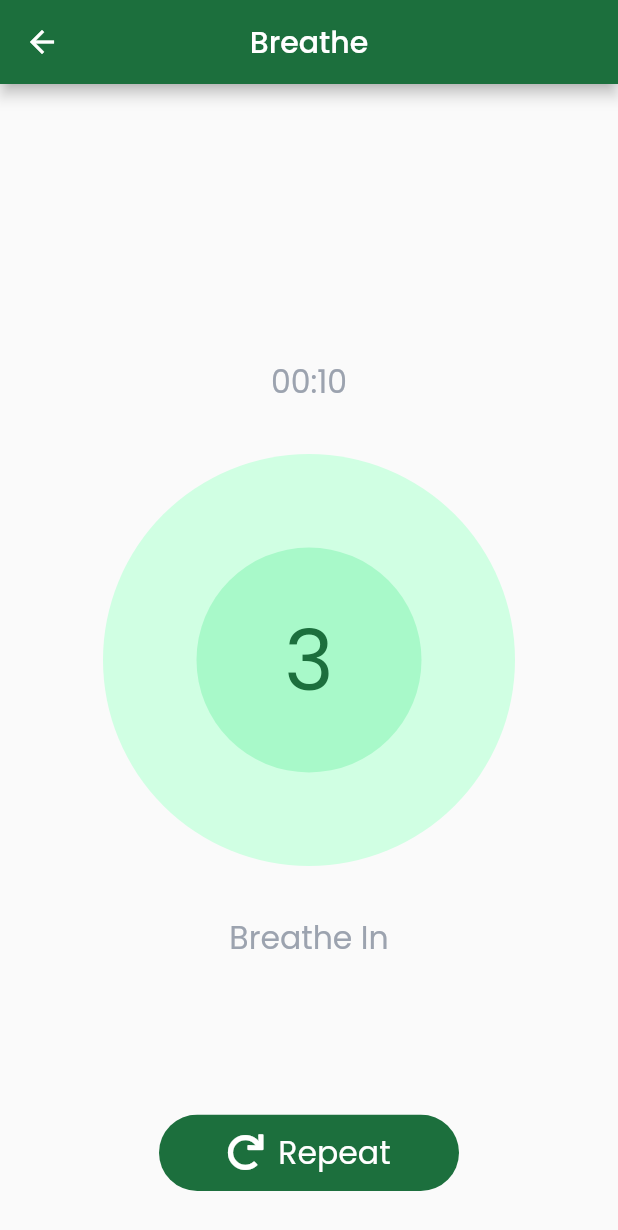
After one commit to thamizhema/quit_smoking-app, a Flutter app: the Breathe screen opened directly, after a tap on an icon or button, on a phone screen of 412 x 824 dp. The commit adds this screen. Shown: the top 1230 px of the screen. Run offline on Flutter 3.47's test engine with Material 2 defaults, Android fonts, the phone set to English and light mode, and no system bars; our stand-ins replace audioplayers, cloud_firestore, curved_navigation_bar, firebase_auth, firebase_core, flutter_switch and 9 more; missing offline and left inert: flutter_facebook_auth; accounts and stored records are empty.

Commit message:
breathe completed

```diff
--- /dev/null
+++ b/lib/Dashbord/Health_and_Wellness/Breathe/breath_timer.dart
@@ -0,0 +1,93 @@
+import 'dart:async';
+
+import 'package:flutter/material.dart';
+import 'package:font_awesome_flutter/font_awesome_flutter.dart';
+import 'package:quit_smoking/Common/colors.dart';
+import 'package:velocity_x/velocity_x.dart';
+
+class BreatheTimer extends StatefulWidget {
+  const BreatheTimer({Key? key}) : super(key: key);
+
+  @override
+  _BreatheTimerState createState() => _BreatheTimerState();
+}
+
+class _BreatheTimerState extends State<BreatheTimer> {
+  double width = 100;
+  double height = 100;
+  @override
+  @override
+  Widget build(BuildContext context) {
+    return Scaffold(
+      appBar: AppBar(
+        centerTitle: true,
+        title: 'Breathe'.text.make(),
+      ),
+      body: SafeArea(
+          child: Stack(
+        alignment: Alignment.center,
+        children: [
+          Center(
+            child: Container(
+              width: context.screenWidth / 1.5,
+              height: context.screenWidth / 1.5,
+              decoration: BoxDecoration(
+                color: Color(0xffD0FFE3),
+                borderRadius: BorderRadius.circular(300),
+              ),
+            ),
+          ),
+          Center(
+            child: Container(
+              width: 150,
+              height: 150,
+              decoration: BoxDecoration(
+                color: Color(0xffA8F9C9),
+                borderRadius: BorderRadius.circular(300),
+              ),
+              child: '3'.text.xl6.color(OurColors.mainColor).makeCentered(),
+            ),
+          ),
+          '00:10'
+              .text
+              .xl2
+              .coolGray400
+              .makeCentered()
+              .positioned(top: context.screenHeight / 4.5),
+          'Breathe In'
+              .text
+              .xl2
+              .coolGray400
+              .makeCentered()
+              .positioned(bottom: context.screenHeight / 4.5),
+          Positioned(
+            bottom: 30,
+            child: ClipRRect(
+              borderRadius: BorderRadius.circular(50),
+              child: Material(
+                color: OurColors.mainColor,
+                child: Container(
+                  padding: EdgeInsets.symmetric(horizontal: 0, vertical: 10),
+                  width: 200,
+                  child: Row(
+                    mainAxisAlignment: MainAxisAlignment.center,
+                    children: [
+                      const Icon(
+                        FontAwesomeIcons.redo,
+                        color: Colors.white,
+                      ),
+                      const SizedBox(
+                        width: 10,
+                      ),
+                      'Repeat'.text.white.xl2.make(),
+                    ],
+                  ).onInkTap(() {}),
+                ),
+              ),
+            ),
+          )
+        ],
+      )),
+    );
+  }
+}
--- /dev/null
+++ b/lib/Dashbord/Health_and_Wellness/Breathe/breathe.dart
@@ -0,0 +1,80 @@
+import 'package:flutter/material.dart';
+import 'package:font_awesome_flutter/font_awesome_flutter.dart';
+import 'package:get/get.dart';
+import 'package:quit_smoking/Dashbord/Health_and_Wellness/Breathe/breath_timer.dart';
+import 'package:quit_smoking/Dashbord/Health_and_Wellness/Breathe/breathe_types.dart';
+import 'package:velocity_x/velocity_x.dart';
+
+class Breathe extends StatelessWidget {
+  const Breathe({Key? key}) : super(key: key);
+
+  @override
+  Widget build(BuildContext context) {
+    return Scaffold(
+      appBar: AppBar(
+        centerTitle: true,
+        title: const Text('Breathe'),
+      ),
+      body: SafeArea(
+        child: Container(
+          width: context.screenWidth,
+          color: Colors.white,
+          child: Column(
+            mainAxisAlignment: MainAxisAlignment.center,
+            children: [
+              Row(
+                mainAxisAlignment: MainAxisAlignment.center,
+                children: [
+                  BreatheType(
+                    icon: FontAwesomeIcons.equals,
+                    title: 'Equal\nBreathing',
+                    subtitle: 'Equal Breathing helps you to relax and focus.',
+                    color: const Color(0xffE4FFEF),
+                    onPressed: () {
+                      Get.to(BreatheTimer());
+                    },
+                  ),
+                  const SizedBox(width: 22),
+                  BreatheType(
+                    icon: FontAwesomeIcons.square,
+                    title: 'Box\nBreathing',
+                    subtitle: 'Equal Breathing helps you to relax and focus.',
+                    color: const Color(0xffE4FDFF),
+                    onPressed: () {
+                      Get.to(BreatheTimer());
+                    },
+                  ),
+                ],
+              ),
+              const SizedBox(height: 22),
+              Row(
+                mainAxisAlignment: MainAxisAlignment.center,
+                children: [
+                  BreatheType(
+                    icon: FontAwesomeIcons.sortNumericDown,
+                    title: '4-7-8 \nBreathing',
+                    subtitle: 'Equal Breathing helps you to relax and focus.',
+                    color: const Color(0xffFFF4E4),
+                    onPressed: () {
+                      Get.to(BreatheTimer());
+                    },
+                  ),
+                  const SizedBox(width: 22),
+                  BreatheType(
+                    icon: FontAwesomeIcons.pause,
+                    title: 'Breath\nHolding Test',
+                    subtitle: 'Equal Breathing helps you to relax and focus.',
+                    color: const Color(0xffFFE4E4),
+                    onPressed: () {
+                      Get.to(BreatheTimer());
+                    },
+                  ),
+                ],
+              )
+            ],
+          ),
+        ),
+      ),
+    );
+  }
+}
--- /dev/null
+++ b/lib/Dashbord/Health_and_Wellness/Breathe/breathe_types.dart
@@ -0,0 +1,48 @@
+import 'package:flutter/material.dart';
+import 'package:font_awesome_flutter/font_awesome_flutter.dart';
+import 'package:velocity_x/velocity_x.dart';
+
+class BreatheType extends StatelessWidget {
+  BreatheType(
+      {Key? key,
+      this.title,
+      this.subtitle,
+      this.onPressed,
+      this.color,
+      this.icon})
+      : super(key: key);
+  String? title;
+  String? subtitle;
+  Color? color;
+  VoidCallback? onPressed;
+  IconData? icon;
+
+  @override
+  Widget build(BuildContext context) {
+    return PhysicalModel(
+      borderRadius: BorderRadius.circular(10),
+      elevation: 5,
+      color: Colors.grey,
+      child: ClipRRect(
+        borderRadius: BorderRadius.circular(10),
+        child: Material(
+          color: color,
+          child: Container(
+            padding: const EdgeInsets.all(15),
+            height: context.screenWidth / 1.8,
+            width: context.screenWidth / 2.5,
+            child: Column(
+              crossAxisAlignment: CrossAxisAlignment.start,
+              children: [
+                Icon(icon),
+                const Spacer(),
+                '$title'.text.xl2.ellipsis.make(),
+                '$subtitle'.text.size(10).maxLines(2).ellipsis.make(),
+              ],
+            ),
+          ).onInkTap(onPressed!),
+        ),
+      ),
+    );
+  }
+}
--- a/lib/Dashbord/Health_and_Wellness/all_health_and_wellness.dart
+++ b/lib/Dashbord/Health_and_Wellness/all_health_and_wellness.dart
@@ -1,5 +1,5 @@
 import 'package:flutter/material.dart';
-import 'package:quit_smoking/Dashbord/Health_and_Wellness/wisdoms.dart';
+import 'package:quit_smoking/Dashbord/Health_and_Wellness/health_and_wellness_navigation.dart';
 
 class AllHealthAndWellness extends StatelessWidget {
   AllHealthAndWellness({Key? key}) : super(key: key);
--- a/lib/Dashbord/Health_and_Wellness/wisdoms.dart
+++ b/lib/Dashbord/Health_and_Wellness/health_and_wellness_navigation.dart
@@ -1,5 +1,6 @@
 import 'package:flutter/material.dart';
 import 'package:get/get.dart';
+import 'package:quit_smoking/Dashbord/Health_and_Wellness/Breathe/breathe.dart';
 import 'package:quit_smoking/Dashbord/Health_and_Wellness/health_and_wellness_itme.dart';
 import 'package:quit_smoking/Dashbord/Health_and_Wellness/random_cards.dart';
 import 'package:quit_smoking/qc_getx_controller/health_and_wellness_contreller.dart';
@@ -41,14 +42,7 @@ List<Widget> items = [
     imagePath: 'images/health_wellness/breath.jpg',
     title: 'Breathe',
     onPressed: () {
-      // Get.to(
-      //   RandomCards(
-      //     imageList: wisdomList,
-      //     pageController: _wellnessController.wisdomPageController.value,
-      //     setIndexValueForSession: _wellnessController.getWisdomIndex(),
-      //     storageKey: 'wisdom',
-      //   ),
-      // );
+      Get.to(const Breathe());
     },
   ),
   HealthAndWellnessItem(
--- a/lib/Dashbord/Health_and_Wellness/helath_and_wellness.dart
+++ b/lib/Dashbord/Health_and_Wellness/helath_and_wellness.dart
@@ -3,7 +3,7 @@ import 'package:flutter/material.dart';
 import 'package:get/get.dart';
 import 'package:quit_smoking/Common/explore_button.dart';
 import 'package:quit_smoking/Dashbord/Health_and_Wellness/all_health_and_wellness.dart';
-import 'package:quit_smoking/Dashbord/Health_and_Wellness/wisdoms.dart';
+import 'package:quit_smoking/Dashbord/Health_and_Wellness/health_and_wellness_navigation.dart';
 import 'package:velocity_x/velocity_x.dart';
 
 class HealthAndWellness extends StatelessWidget {
--- a/lib/Dashbord/dashboard.dart
+++ b/lib/Dashbord/dashboard.dart
@@ -24,11 +24,11 @@ class _DashboardState extends State<Dashboard> {
   final AllInfoController _allInfoController = Get.find<AllInfoController>();
 
   List<Widget> dashboardItems = [
-    HealthAndWellness(),
     SmokeFreeTime(),
     HealthImprovement(),
     MoneySaved(),
     GuidedMeditation(),
+    HealthAndWellness(),
   ];
 
   @override
--- a/lib/login/sign_up.dart
+++ b/lib/login/sign_up.dart
@@ -41,6 +41,7 @@ class SignUp extends StatelessWidget {
       getStorage.write("userInfo", updateUserInfo);
 
       final checkUser = await _firestore.collection("User").get();
+
       Map getUserData = {};
       bool isCompleted = false;
       print('chhhhhhhhhhhh ${checkUser.docs.isNotEmpty}');
--- a/pubspec.yaml
+++ b/pubspec.yaml
@@ -56,6 +56,7 @@ dependencies:
   syncfusion_flutter_charts: ^19.3.57
   url_launcher: ^6.0.17
   audioplayers: ^0.20.1
+  font_awesome_flutter: ^9.2.0
 
 
 
```
Also changed, not shown: pubspec.lock.
